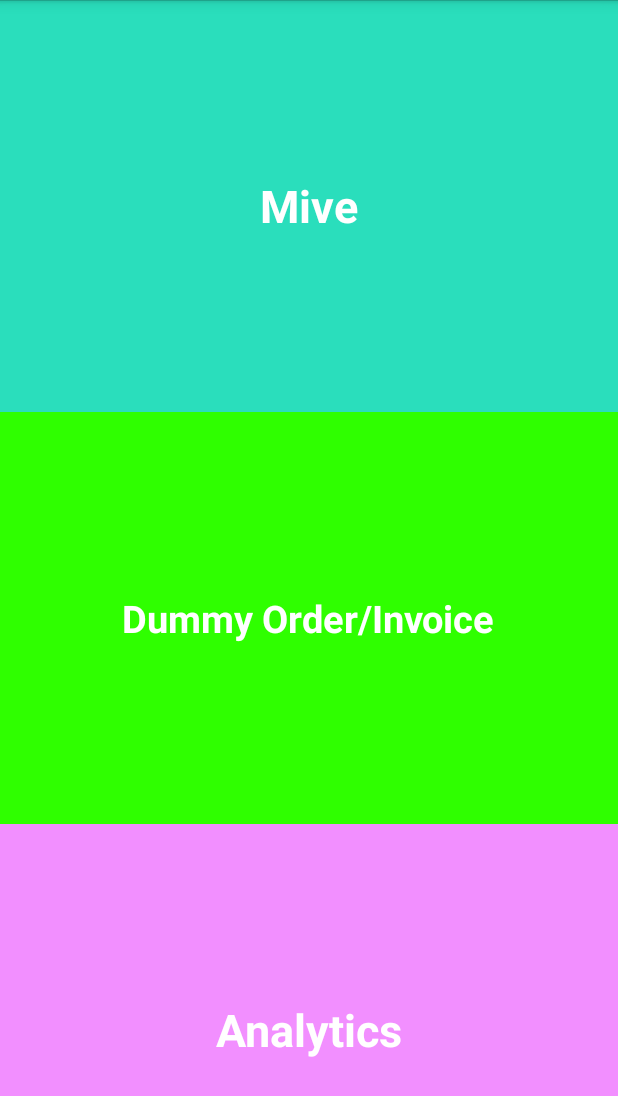
After one commit to Shubham1992/Mive, an Android app: the OptionSelect screen opened directly, with no data from a screen before it, on a phone screen of 412 x 824 dp. The commit adds this screen. Shown: the top 1096 px of the screen. Run offline under Robolectric (Android 15) with nearby library versions, the phone set to English and light mode, and no system bars.

Commit message:
comiting new invoice pattern

```diff
--- a/app/src/main/java/in/mive/app/activities/PreviousOrders.java
+++ b/app/src/main/java/in/mive/app/activities/PreviousOrders.java
@@ -214,6 +214,7 @@ public class PreviousOrders extends Activity {
                 TextView tvProcessing = (TextView) prevOrderTab.findViewById(R.id.tvProcessing);
                 TextView tvDelivered = (TextView) prevOrderTab.findViewById(R.id.tvdelivered);
                 TextView tvPaymentMode = (TextView)prevOrderTab.findViewById(R.id.tvPaymentMode);
+                TextView tvSellerName = (TextView)prevOrderTab.findViewById(R.id.tvsellername);
 
                 tvPlaced.setBackgroundColor(Color.parseColor("#d3d3d3"));
                 tvProcessing.setBackgroundColor(Color.parseColor("#d3d3d3"));
@@ -232,6 +233,10 @@ public class PreviousOrders extends Activity {
                 String orderAmount = objectOrder.optString("subtotal");
                 String status = objectOrder.optString("status");
                 String paymntMode = objectOrder.optString("payment_mode");
+                JSONObject jsonObjectSeller = objectOrder.optJSONObject("seller");
+
+                String sellername = jsonObjectSeller.optString("nameOfSeller");
+                tvSellerName.setText(sellername);
 
                 tvOrderId.setText(orderId);
                 tvOrderDate.setText(orderDate);
--- /dev/null
+++ b/app/src/main/java/in/mive/app/activitynew/OptionSelect.java
@@ -0,0 +1,47 @@
+package in.mive.app.activitynew;
+
+import android.app.Activity;
+import android.os.Bundle;
+import android.view.View;
+import android.widget.FrameLayout;
+
+import com.mive.R;
+
+/**
+ * Created by Shubham on 10/30/2015.
+ */
+public class OptionSelect extends Activity {
+
+    FrameLayout layoutMive , layoutInvoice, layoutAnalytics;
+
+    @Override
+    protected void onCreate(Bundle savedInstanceState) {
+        super.onCreate(savedInstanceState);
+
+        setContentView(R.layout.option_select);
+
+        layoutMive = (FrameLayout) findViewById(R.id.miveOrder);
+        layoutInvoice = (FrameLayout) findViewById(R.id.invoice);
+        layoutAnalytics = (FrameLayout) findViewById(R.id.analytics);
+        layoutInvoice.setOnClickListener(new View.OnClickListener() {
+            @Override
+            public void onClick(View view) {
+
+            }
+        });
+        layoutMive.setOnClickListener(new View.OnClickListener() {
+            @Override
+            public void onClick(View view) {
+
+            }
+        });
+        layoutAnalytics.setOnClickListener(new View.OnClickListener() {
+            @Override
+            public void onClick(View view) {
+
+            }
+        });
+
+
+    }
+}
--- a/app/src/main/res/layout/cards_cart.xml
+++ b/app/src/main/res/layout/cards_cart.xml
@@ -119,7 +119,7 @@
 				android:text="unit"
 				android:paddingLeft="5dp"
 				android:id="@+id/tvUnitType"
-				android:layout_centerVertical="true"
+				android:layout_alignBottom="@+id/tvAvailableQuantity"
 				android:layout_toRightOf="@+id/tvAvailableQuantity"
 				android:layout_toEndOf="@+id/tvAvailableQuantity" />
 		</RelativeLayout>
--- a/app/src/main/res/layout/cart.xml
+++ b/app/src/main/res/layout/cart.xml
@@ -37,13 +37,16 @@
     android:layout_gravity="bottom"/>
 
 </FrameLayout>
+
+
         <FrameLayout
             android:layout_width="match_parent"
             android:layout_height="wrap_content"
            android:background="#f0f0f0"
             android:padding="15dp"
             android:layout_weight="1"
-            android:elevation="30dp">
+            android:elevation="30dp"
+            android:visibility="gone">
             <LinearLayout
                 android:layout_width="match_parent"
                 android:layout_height="match_parent"
--- /dev/null
+++ b/app/src/main/res/layout/option_select.xml
@@ -0,0 +1,56 @@
+<?xml version="1.0" encoding="utf-8"?>
+<LinearLayout xmlns:android="http://schemas.android.com/apk/res/android"
+    android:orientation="vertical" android:layout_width="match_parent"
+    android:layout_height="match_parent"
+    android:background="#ffffff"
+    >
+<FrameLayout
+    android:layout_width="match_parent"
+    android:layout_height="fill_parent"
+    android:layout_weight="1"
+    android:background="#2adebc"
+    android:id="@+id/miveOrder">
+    <TextView
+        android:layout_width="wrap_content"
+        android:layout_height="wrap_content"
+        android:text="Mive"
+        android:textColor="#ffffff"
+        android:textSize="30dp"
+        android:textStyle="bold"
+    android:layout_gravity="center"
+        />
+</FrameLayout>
+    <FrameLayout
+        android:layout_width="match_parent"
+        android:layout_height="fill_parent"
+        android:layout_weight="1"
+        android:background="#2fff00"
+        android:id="@+id/invoice"      >
+        <TextView
+            android:layout_width="wrap_content"
+            android:layout_height="wrap_content"
+            android:text="Dummy Order/Invoice"
+            android:textColor="#ffffff"
+            android:textSize="25dp"
+            android:textStyle="bold"
+            android:layout_gravity="center"
+            />
+    </FrameLayout>
+    <FrameLayout
+        android:layout_width="match_parent"
+        android:layout_height="fill_parent"
+        android:layout_weight="1"
+        android:background="#f28fff"
+        android:id="@+id/analytics"
+        >
+        <TextView
+            android:layout_width="wrap_content"
+            android:layout_height="wrap_content"
+            android:text="Analytics"
+            android:textColor="#ffffff"
+            android:textSize="30dp"
+            android:textStyle="bold"
+            android:layout_gravity="center"
+            />
+    </FrameLayout>
+</LinearLayout>
```
Also changed, not shown: app/src/main/AndroidManifest.xml (+14 -1 lines), app/src/main/java/in/mive/app/activities/CartActivity.java (+20 -12 lines), app/src/main/java/in/mive/app/activities/OrderActivity.java (+6 -1 lines), app/src/main/res/layout/activity_main.xml (+9 -7 lines), app/src/main/res/layout/order.xml (+22 -0 lines), app/src/main/res/layout/previous_order_tab.xml (+11 -11 lines), app/src/main/res/drawable/arowwhite.png (added), 128 other files.
